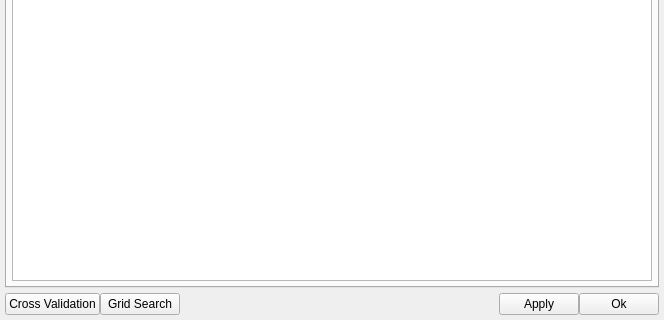
manerotoni/afw, file cat/gui/crossvalidationdlg.ui: the form before one commit; both pictures show x 0 to 664 and y 194 to 514 of the 664 by 514 pixel window.
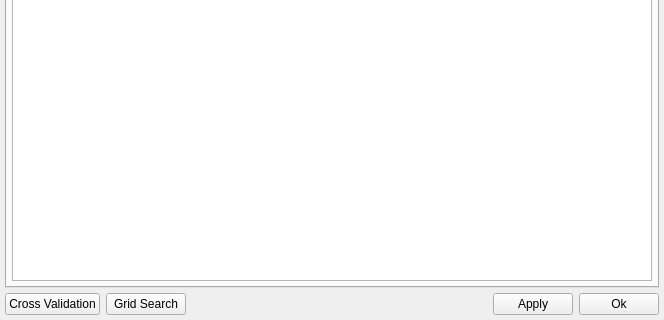
The form after the commit. Icons and pictures are not drawn.

What changed in the file:
```diff
--- a/cat/gui/crossvalidationdlg.ui
+++ b/cat/gui/crossvalidationdlg.ui
@@ -242,7 +242,7 @@
    <item row="1" column="0">
     <layout class="QHBoxLayout" name="hbox5">
      <property name="spacing">
-      <number>-1</number>
+      <number>6</number>
      </property>
      <property name="bottomMargin">
       <number>0</number>
```
Left out of the diff: 8 changed lines with no effect on the pictures.
